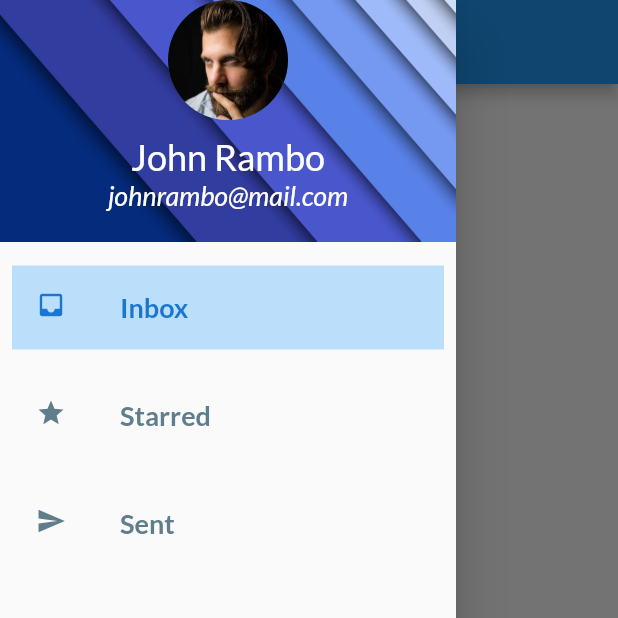
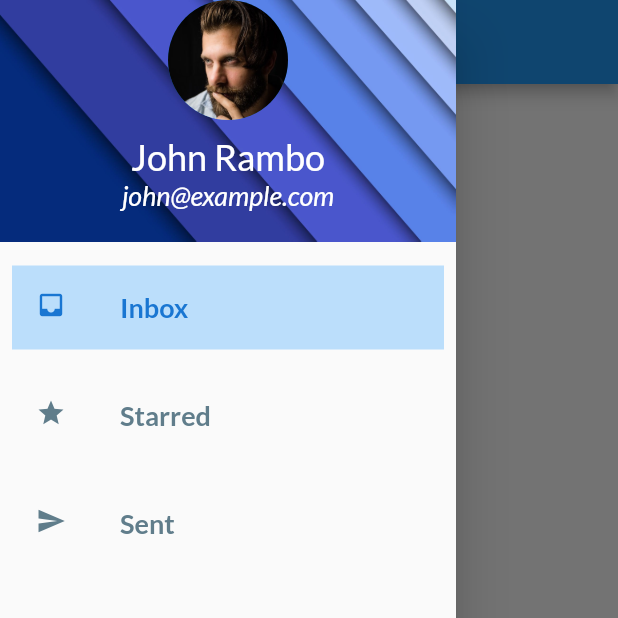
Before and after one commit to shazzadshojol/flutter-apps, a Flutter app: the screen it shows after launch, with the side drawer open, on a phone screen of 412 x 824 dp, the top half of it. Run offline on Flutter 3.47's test engine with Material 2 defaults, Android fonts, the light colour scheme and no system bars; our stand-ins replace google_fonts.

Commit message:
Learning daynamic using of elements

```diff
--- /dev/null
+++ b/navigation_drawer/lib/components/textLable.dart
@@ -0,0 +1,22 @@
+
+
+import 'package:flutter/material.dart';
+import 'package:google_fonts/google_fonts.dart';
+
+class NewTextWidget extends StatelessWidget {
+  NewTextWidget({
+    super.key, required this.lable,
+  });
+  final String lable;
+  @override
+  Widget build(BuildContext context) {
+    return Text(
+      lable,
+      style: GoogleFonts.lato(
+          fontSize: 18,
+          fontWeight: FontWeight.w400,
+          fontStyle: FontStyle.italic,
+          color: Colors.white),
+    );
+  }
+}
--- a/navigation_drawer/lib/main.dart
+++ b/navigation_drawer/lib/main.dart
@@ -1,6 +1,8 @@
 import 'package:flutter/material.dart';
 import 'package:google_fonts/google_fonts.dart';
 import 'package:navigation_drawer/dafaults/defaults.dart';
+
+import 'components/textLable.dart';
 
 void main() {
   runApp(Navigation_Page());
@@ -95,14 +97,9 @@ class _Navigation_MenuState extends State<Navigation_Menu> {
                           color: Colors.white),
                     ),
                     // SizedBox(height: ),
-                    Text(
-                      'johnrambo@mail.com',
-                      style: GoogleFonts.lato(
-                          fontSize: 18,
-                          fontWeight: FontWeight.w400,
-                          fontStyle: FontStyle.italic,
-                          color: Colors.white),
-                    )
+                    NewTextWidget(lable: 'john@example.com',)
+
+
                   ],
                 ),
               ),
@@ -181,6 +178,7 @@ class _Navigation_MenuState extends State<Navigation_Menu> {
   }
 }
 
+
 class DrawerItem extends StatelessWidget {
   const DrawerItem({
     this.index,
```
